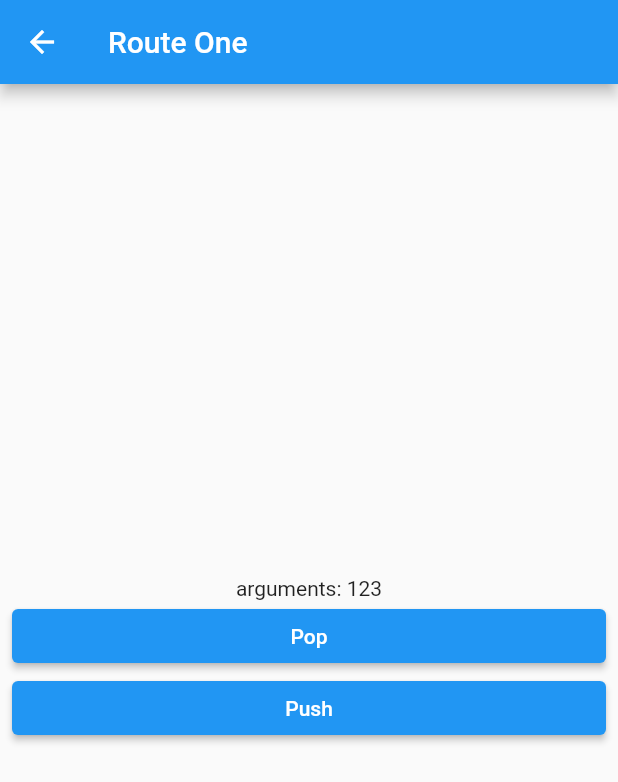
After one commit to Jungma1/flutter-tutorial-lv1, a Flutter app: the screen it shows after launch, after a tap on "Push", on a phone screen of 412 x 824 dp. The commit adds this screen. Shown: the top 782 px of the screen. Run offline on Flutter 3.47's test engine with Material 2 defaults, Android fonts, the phone set to English and light mode, and no system bars; our stand-ins replace webview_flutter.

Commit message:
feat: push arguments, named route

```diff
--- /dev/null
+++ b/navigation/lib/layout/main_layout.dart
@@ -0,0 +1,29 @@
+import 'package:flutter/material.dart';
+
+class MainLayout extends StatelessWidget {
+  final String title;
+  final List<Widget> children;
+
+  const MainLayout({
+    super.key,
+    required this.title,
+    required this.children,
+  });
+
+  @override
+  Widget build(BuildContext context) {
+    return Scaffold(
+      appBar: AppBar(
+        title: Text(title),
+      ),
+      body: Padding(
+        padding: const EdgeInsets.symmetric(horizontal: 8.0),
+        child: Column(
+          mainAxisAlignment: MainAxisAlignment.center,
+          crossAxisAlignment: CrossAxisAlignment.stretch,
+          children: children,
+        ),
+      ),
+    );
+  }
+}
--- a/navigation/lib/main.dart
+++ b/navigation/lib/main.dart
@@ -1,20 +1,22 @@
 import 'package:flutter/material.dart';
+import 'package:navigation/screen/home_screen.dart';
+import 'package:navigation/screen/route_one_screen.dart';
+import 'package:navigation/screen/route_three_screen.dart';
+import 'package:navigation/screen/route_two_screen.dart';
 
 void main() {
-  runApp(const MainApp());
+  runApp(
+    MaterialApp(
+      // home: HomeScreen(),
+      // 초기 로딩시 라우트 경로
+      initialRoute: '/',
+      routes: {
+        // 라우트 key 값은 임시로 지정한 것 (올바른 주소는 아님)
+        '/': (context) => const HomeScreen(),
+        '/one': (context) => const RouteOneScreen(),
+        '/two': (context) => const RouteTwoScreen(),
+        '/three': (context) => const RouteThreeScreen(),
+      },
+    ),
+  );
 }
-
-class MainApp extends StatelessWidget {
-  const MainApp({super.key});
-
-  @override
-  Widget build(BuildContext context) {
-    return const MaterialApp(
-      home: Scaffold(
-        body: Center(
-          child: Text('Hello World!'),
-        ),
-      ),
-    );
-  }
-}
--- /dev/null
+++ b/navigation/lib/screen/home_screen.dart
@@ -0,0 +1,30 @@
+import 'package:flutter/material.dart';
+import 'package:navigation/layout/main_layout.dart';
+import 'package:navigation/screen/route_one_screen.dart';
+
+class HomeScreen extends StatelessWidget {
+  const HomeScreen({super.key});
+
+  @override
+  Widget build(BuildContext context) {
+    return MainLayout(
+      title: 'Home Screen',
+      children: [
+        ElevatedButton(
+          onPressed: () async {
+            final result = await Navigator.of(context).push<int>(
+              MaterialPageRoute(
+                builder: (context) => const RouteOneScreen(
+                  number: 123,
+                ),
+              ),
+            );
+
+            print(result);
+          },
+          child: const Text('Push'),
+        ),
+      ],
+    );
+  }
+}
--- /dev/null
+++ b/navigation/lib/screen/route_one_screen.dart
@@ -0,0 +1,47 @@
+import 'package:flutter/material.dart';
+import 'package:navigation/layout/main_layout.dart';
+import 'package:navigation/screen/route_two_screen.dart';
+
+class RouteOneScreen extends StatelessWidget {
+  final int? number;
+
+  const RouteOneScreen({
+    super.key,
+    this.number,
+  });
+
+  @override
+  Widget build(BuildContext context) {
+    return MainLayout(
+      title: 'Route One',
+      children: [
+        Text(
+          'arguments: $number',
+          // mainAxisAlignment는 center로 되어있지만, 텍스트는 기본 왼쪽 정렬이다.
+          textAlign: TextAlign.center,
+        ),
+        ElevatedButton(
+          onPressed: () {
+            Navigator.of(context).pop(456);
+          },
+          child: const Text('Pop'),
+        ),
+        ElevatedButton(
+          onPressed: () {
+            // 라우터는 스택으로 이루어져 있고, 순차적으로 쌓인다.
+            Navigator.of(context).push(
+              MaterialPageRoute(
+                builder: (_) => const RouteTwoScreen(),
+                // settings - 값을 넘겨주는 두 번째 방법
+                settings: const RouteSettings(
+                  arguments: 789,
+                ),
+              ),
+            );
+          },
+          child: const Text('Push'),
+        ),
+      ],
+    );
+  }
+}
--- /dev/null
+++ b/navigation/lib/screen/route_three_screen.dart
@@ -0,0 +1,27 @@
+import 'package:flutter/material.dart';
+import 'package:navigation/layout/main_layout.dart';
+
+class RouteThreeScreen extends StatelessWidget {
+  const RouteThreeScreen({super.key});
+
+  @override
+  Widget build(BuildContext context) {
+    final arguments = ModalRoute.of(context)!.settings.arguments;
+
+    return MainLayout(
+      title: 'Route Three',
+      children: [
+        Text(
+          'arguments: $arguments',
+          textAlign: TextAlign.center,
+        ),
+        ElevatedButton(
+          onPressed: () {
+            Navigator.of(context).pop();
+          },
+          child: const Text('Pop'),
+        ),
+      ],
+    );
+  }
+}
--- /dev/null
+++ b/navigation/lib/screen/route_two_screen.dart
@@ -0,0 +1,38 @@
+import 'package:flutter/material.dart';
+import 'package:navigation/layout/main_layout.dart';
+
+class RouteTwoScreen extends StatelessWidget {
+  const RouteTwoScreen({super.key});
+
+  @override
+  Widget build(BuildContext context) {
+    // ModalRoute.of(context) - 가장 가까운 스크린 RouteTwoScreen을 가져온다.
+    final arguments = ModalRoute.of(context)!.settings.arguments;
+
+    return MainLayout(
+      title: 'Route Two',
+      children: [
+        Text(
+          'arguments: $arguments',
+          textAlign: TextAlign.center,
+        ),
+        ElevatedButton(
+          onPressed: () {
+            Navigator.of(context).pop();
+          },
+          child: const Text('Pop'),
+        ),
+        ElevatedButton(
+          onPressed: () {
+            // Named Route 방식
+            Navigator.of(context).pushNamed(
+              '/three',
+              arguments: 999,
+            );
+          },
+          child: const Text('Push Named'),
+        ),
+      ],
+    );
+  }
+}
```
